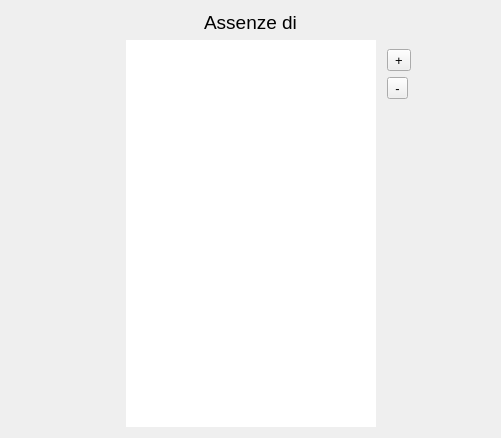
The window that ui/Titolare/GestisciDipendenti/visualizzaAssenze.ui (mdoraz/Hotel) describes before a commit, drawn with Qt 5.
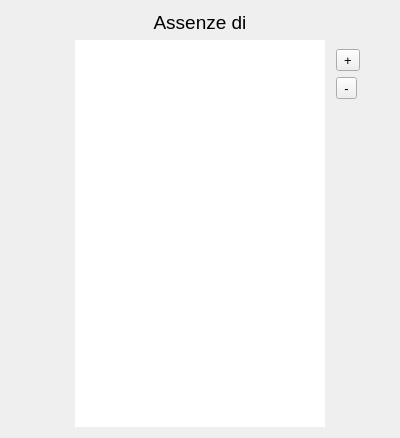
The same window after the commit.

Commit message: modificato il modo di visualizzare dipendenti e assenze

Diff of the .ui file:
```diff
--- a/ui/Titolare/GestisciDipendenti/visualizzaAssenze.ui
+++ b/ui/Titolare/GestisciDipendenti/visualizzaAssenze.ui
@@ -6,10 +6,16 @@
    <rect>
     <x>0</x>
     <y>0</y>
-    <width>501</width>
+    <width>400</width>
     <height>438</height>
    </rect>
   </property>
+  <property name="minimumSize">
+   <size>
+    <width>400</width>
+    <height>0</height>
+   </size>
+  </property>
   <property name="font">
    <font>
     <family>Arial</family>
@@ -30,7 +36,7 @@
      </property>
      <property name="sizeHint" stdset="0">
       <size>
-       <width>70</width>
+       <width>40</width>
        <height>20</height>
       </size>
      </property>
```
The commit also changes 6 other files.
